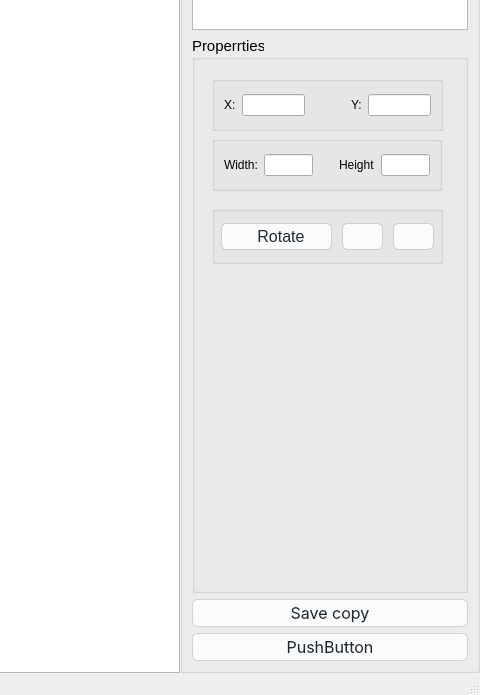
The window that photo_editor/photo_editor_window.ui (SevaMisiul/photo_editor) describes before a commit, drawn with Qt 5; both pictures show x 566 to 1046 and y 340 to 1035 of the 1046 by 1035 pixel window.
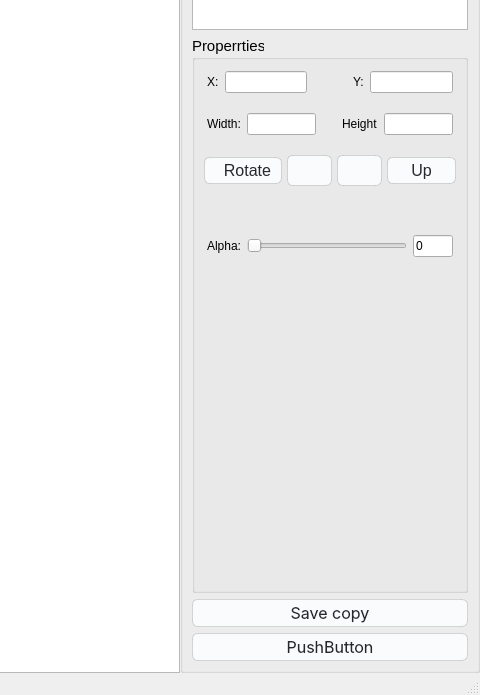
The same window after the commit. Icons and pictures are not drawn. Custom widgets are drawn as their Qt base class.

```diff
--- a/photo_editor/photo_editor_window.ui
+++ b/photo_editor/photo_editor_window.ui
@@ -167,95 +167,43 @@
          <property name="title">
           <string>Properrties</string>
          </property>
-         <widget class="QGroupBox" name="gbSize">
-          <property name="geometry">
-           <rect>
-            <x>20</x>
-            <y>100</y>
-            <width>230</width>
-            <height>55</height>
-           </rect>
-          </property>
-          <property name="maximumSize">
-           <size>
-            <width>16777215</width>
-            <height>55</height>
-           </size>
-          </property>
-          <property name="title">
-           <string/>
-          </property>
-          <property name="flat">
-           <bool>true</bool>
-          </property>
-          <layout class="QHBoxLayout" name="horizontalLayout_6">
-           <item>
-            <layout class="QHBoxLayout" name="sizeLayout">
-             <item>
-              <layout class="QHBoxLayout" name="horizontalLayout_4">
-               <property name="rightMargin">
-                <number>10</number>
-               </property>
-               <item>
-                <widget class="QLabel" name="lblWidth">
-                 <property name="text">
-                  <string>Width:</string>
-                 </property>
-                </widget>
-               </item>
-               <item>
-                <widget class="QLineEdit" name="edtWidth">
-                 <property name="maxLength">
-                  <number>5</number>
-                 </property>
-                </widget>
-               </item>
-              </layout>
-             </item>
-             <item>
-              <layout class="QHBoxLayout" name="horizontalLayout_5">
+         <layout class="QVBoxLayout" name="verticalLayout_2">
                <property name="leftMargin">
-                <number>10</number>
-               </property>
-               <item>
-                <widget class="QLabel" name="lblHeight">
-                 <property name="text">
-                  <string>Height</string>
-                 </property>
-                </widget>
-               </item>
-               <item>
-                <widget class="QLineEdit" name="edtHeight">
-                 <property name="maxLength">
-                  <number>5</number>
-                 </property>
-                </widget>
-               </item>
-              </layout>
-             </item>
-            </layout>
-           </item>
-          </layout>
-         </widget>
+           <number>0</number>
+          </property>
+          <property name="topMargin">
+           <number>0</number>
+          </property>
+          <property name="rightMargin">
+           <number>0</number>
+          </property>
+          <property name="bottomMargin">
+           <number>0</number>
+          </property>
+          <item>
          <widget class="QGroupBox" name="gbPos">
-          <property name="geometry">
-           <rect>
-            <x>20</x>
-            <y>40</y>
-            <width>231</width>
-            <height>55</height>
-           </rect>
-          </property>
           <property name="maximumSize">
            <size>
             <width>16777215</width>
             <height>55</height>
            </size>
           </property>
+            <property name="styleSheet">
+             <string notr="true">QGroupBox { border: 0; }</string>
+            </property>
           <property name="title">
            <string/>
           </property>
+            <property name="flat">
+             <bool>true</bool>
+            </property>
           <layout class="QHBoxLayout" name="horizontalLayout_7">
+             <property name="topMargin">
+              <number>5</number>
+             </property>
+             <property name="bottomMargin">
+              <number>0</number>
+             </property>
            <item>
             <layout class="QHBoxLayout" name="posLayout">
              <property name="spacing">
@@ -307,14 +255,90 @@
            </item>
           </layout>
          </widget>
+          </item>
+          <item>
+           <widget class="QGroupBox" name="gbSize">
+            <property name="maximumSize">
+             <size>
+              <width>16777215</width>
+              <height>55</height>
+             </size>
+            </property>
+            <property name="styleSheet">
+             <string notr="true">QGroupBox { border: 0; }</string>
+            </property>
+            <property name="title">
+             <string/>
+            </property>
+            <property name="flat">
+             <bool>true</bool>
+            </property>
+            <layout class="QHBoxLayout" name="horizontalLayout_6">
+             <property name="topMargin">
+              <number>5</number>
+             </property>
+             <property name="bottomMargin">
+              <number>0</number>
+             </property>
+             <item>
+              <layout class="QHBoxLayout" name="sizeLayout">
+               <item>
+                <layout class="QHBoxLayout" name="horizontalLayout_4">
+                 <property name="rightMargin">
+                  <number>10</number>
+                 </property>
+                 <item>
+                  <widget class="QLabel" name="lblWidth">
+                   <property name="text">
+                    <string>Width:</string>
+                   </property>
+                  </widget>
+                 </item>
+                 <item>
+                  <widget class="QLineEdit" name="edtWidth">
+                   <property name="maxLength">
+                    <number>5</number>
+                   </property>
+                  </widget>
+                 </item>
+                </layout>
+               </item>
+               <item>
+                <layout class="QHBoxLayout" name="horizontalLayout_5">
+                 <property name="leftMargin">
+                  <number>10</number>
+                 </property>
+                 <item>
+                  <widget class="QLabel" name="lblHeight">
+                   <property name="text">
+                    <string>Height</string>
+                   </property>
+                  </widget>
+                 </item>
+                 <item>
+                  <widget class="QLineEdit" name="edtHeight">
+                   <property name="maxLength">
+                    <number>5</number>
+                   </property>
+                  </widget>
+                 </item>
+                </layout>
+               </item>
+              </layout>
+             </item>
+            </layout>
+           </widget>
+          </item>
+          <item>
          <widget class="QGroupBox" name="gbTranspose">
-          <property name="geometry">
-           <rect>
-            <x>20</x>
-            <y>170</y>
-            <width>231</width>
-            <height>58</height>
-           </rect>
+            <property name="maximumSize">
+             <size>
+              <width>16777215</width>
+              <height>60</height>
+             </size>
+            </property>
+            <property name="styleSheet">
+             <string notr="true">QGroupBox { border: 0; }</string>
           </property>
           <property name="title">
            <string/>
@@ -329,22 +353,25 @@
            <property name="leftMargin">
             <number>6</number>
            </property>
+             <property name="topMargin">
+              <number>5</number>
+             </property>
            <property name="rightMargin">
             <number>6</number>
            </property>
            <property name="bottomMargin">
-            <number>9</number>
+              <number>0</number>
            </property>
            <item>
             <layout class="QHBoxLayout" name="horizontalLayout_8">
              <property name="spacing">
-              <number>10</number>
+                <number>5</number>
              </property>
              <item>
               <widget class="QPushButton" name="btnRotate">
                <property name="minimumSize">
                 <size>
-                 <width>90</width>
+                   <width>0</width>
                  <height>0</height>
                 </size>
                </property>
@@ -364,19 +391,122 @@
                <property name="text">
                 <string/>
                </property>
+                 <property name="icon">
+                  <iconset resource="resource.qrc">
+                   <normaloff>:/res/resources/flipH.png</normaloff>:/res/resources/flipH.png</iconset>
+                 </property>
+                 <property name="iconSize">
+                  <size>
+                   <width>20</width>
+                   <height>20</height>
+                  </size>
+                 </property>
               </widget>
              </item>
              <item>
               <widget class="QToolButton" name="btnFlipV">
+                 <property name="maximumSize">
+                  <size>
+                   <width>16777215</width>
+                   <height>16777215</height>
+                  </size>
+                 </property>
                <property name="text">
                 <string/>
                </property>
-              </widget>
-             </item>
+                 <property name="icon">
+                  <iconset resource="resource.qrc">
+                   <normaloff>:/res/resources/flipV.png</normaloff>:/res/resources/flipV.png</iconset>
+                 </property>
+                 <property name="iconSize">
+                  <size>
+                   <width>20</width>
+                   <height>20</height>
+                  </size>
+                 </property>
+                </widget>
+               </item>
+               <item>
+                <widget class="QPushButton" name="btnUp">
+                 <property name="text">
+                  <string>Up</string>
+                 </property>
+                </widget>
+               </item>
             </layout>
            </item>
           </layout>
          </widget>
+          </item>
+          <item>
+           <widget class="QGroupBox" name="gbFilters">
+            <property name="minimumSize">
+             <size>
+              <width>0</width>
+              <height>100</height>
+             </size>
+            </property>
+            <property name="styleSheet">
+             <string notr="true">QGroupBox { border: 0; }</string>
+            </property>
+            <property name="title">
+             <string/>
+            </property>
+            <layout class="QVBoxLayout" name="verticalLayout_3">
+             <item>
+              <layout class="QHBoxLayout" name="horizontalLayout_10">
+               <item>
+                <widget class="QLabel" name="lblAlpha">
+                 <property name="text">
+                  <string>Alpha:</string>
+                 </property>
+                </widget>
+               </item>
+               <item>
+                <widget class="QSlider" name="sliderAlpha">
+                 <property name="maximum">
+                  <number>255</number>
+                 </property>
+                 <property name="orientation">
+                  <enum>Qt::Horizontal</enum>
+                 </property>
+                </widget>
+               </item>
+               <item>
+                <widget class="QLineEdit" name="edtAlpha">
+                 <property name="maximumSize">
+                  <size>
+                   <width>40</width>
+                   <height>16777215</height>
+                  </size>
+                 </property>
+                 <property name="text">
+                  <string>0</string>
+                 </property>
+                 <property name="readOnly">
+                  <bool>true</bool>
+                 </property>
+                </widget>
+               </item>
+              </layout>
+             </item>
+            </layout>
+           </widget>
+          </item>
+          <item>
+           <spacer name="verticalSpacer">
+            <property name="orientation">
+             <enum>Qt::Vertical</enum>
+            </property>
+            <property name="sizeHint" stdset="0">
+             <size>
+              <width>20</width>
+              <height>40</height>
+             </size>
+            </property>
+           </spacer>
+          </item>
+         </layout>
         </widget>
        </item>
        <item>
```
Left out of the diff: 8 changed lines with no effect on the pictures. Lines whose indentation alone changed are shown as unchanged.
